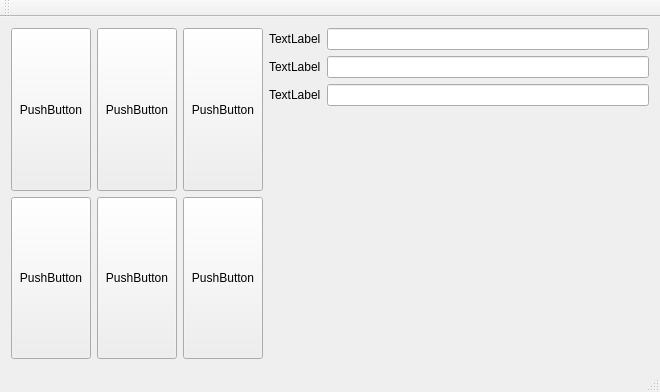
This is firstgui/mainwindow.ui in MacroGu/qtProject as Qt 5 draws it before an edit. The edited form follows.
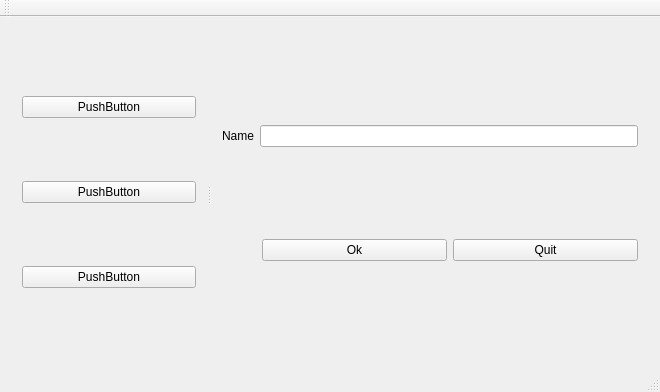
This is the edited form.

Commit message: 1. buddy, splitter, spacers, tabs

What changed in the file:
```diff
--- a/firstgui/mainwindow.ui
+++ b/firstgui/mainwindow.ui
@@ -14,118 +14,90 @@
    <string>MainWindow</string>
   </property>
   <widget class="QWidget" name="centralWidget">
-   <layout class="QGridLayout" name="gridLayout">
-    <item row="0" column="2">
-     <widget class="QPushButton" name="pushButton_6">
-      <property name="sizePolicy">
-       <sizepolicy hsizetype="Minimum" vsizetype="Preferred">
-        <horstretch>0</horstretch>
-        <verstretch>0</verstretch>
-       </sizepolicy>
+   <layout class="QHBoxLayout" name="horizontalLayout_3">
+    <item>
+     <widget class="QSplitter" name="splitter">
+      <property name="orientation">
+       <enum>Qt::Horizontal</enum>
       </property>
-      <property name="text">
-       <string>PushButton</string>
-      </property>
-     </widget>
-    </item>
-    <item row="1" column="0">
-     <widget class="QPushButton" name="pushButton_2">
-      <property name="sizePolicy">
-       <sizepolicy hsizetype="Minimum" vsizetype="Preferred">
-        <horstretch>0</horstretch>
-        <verstretch>0</verstretch>
-       </sizepolicy>
-      </property>
-      <property name="text">
-       <string>PushButton</string>
-      </property>
-     </widget>
-    </item>
-    <item row="1" column="1">
+      <widget class="QWidget" name="">
+       <layout class="QVBoxLayout" name="verticalLayout_2">
+        <item>
      <widget class="QPushButton" name="pushButton_3">
-      <property name="sizePolicy">
-       <sizepolicy hsizetype="Minimum" vsizetype="Preferred">
-        <horstretch>0</horstretch>
-        <verstretch>0</verstretch>
-       </sizepolicy>
-      </property>
       <property name="text">
        <string>PushButton</string>
       </property>
      </widget>
     </item>
-    <item row="1" column="2">
-     <widget class="QPushButton" name="pushButton">
-      <property name="sizePolicy">
-       <sizepolicy hsizetype="Minimum" vsizetype="Preferred">
-        <horstretch>0</horstretch>
-        <verstretch>0</verstretch>
-       </sizepolicy>
-      </property>
-      <property name="text">
-       <string>PushButton</string>
-      </property>
-     </widget>
-    </item>
-    <item row="0" column="1">
-     <widget class="QPushButton" name="pushButton_5">
-      <property name="sizePolicy">
-       <sizepolicy hsizetype="Minimum" vsizetype="Preferred">
-        <horstretch>0</horstretch>
-        <verstretch>0</verstretch>
-       </sizepolicy>
-      </property>
-      <property name="text">
-       <string>PushButton</string>
-      </property>
-     </widget>
-    </item>
-    <item row="0" column="0">
+        <item>
      <widget class="QPushButton" name="pushButton_4">
-      <property name="sizePolicy">
-       <sizepolicy hsizetype="Minimum" vsizetype="Preferred">
-        <horstretch>0</horstretch>
-        <verstretch>0</verstretch>
-       </sizepolicy>
-      </property>
+          <property name="text">
+           <string>PushButton</string>
+          </property>
+         </widget>
+        </item>
+        <item>
+         <widget class="QPushButton" name="pushButton_5">
       <property name="text">
        <string>PushButton</string>
       </property>
      </widget>
     </item>
-    <item row="0" column="3" rowspan="2">
-     <layout class="QFormLayout" name="formLayout">
-      <item row="0" column="0">
+       </layout>
+      </widget>
+      <widget class="QWidget" name="">
+       <layout class="QVBoxLayout" name="verticalLayout">
+        <item>
+         <layout class="QHBoxLayout" name="horizontalLayout">
+          <item>
        <widget class="QLabel" name="label">
         <property name="text">
-         <string>TextLabel</string>
+             <string>Name</string>
         </property>
        </widget>
       </item>
-      <item row="1" column="0">
-       <widget class="QLabel" name="label_2">
-        <property name="text">
-         <string>TextLabel</string>
-        </property>
-       </widget>
-      </item>
-      <item row="2" column="0">
-       <widget class="QLabel" name="label_3">
-        <property name="text">
-         <string>TextLabel</string>
-        </property>
-       </widget>
-      </item>
-      <item row="0" column="1">
+          <item>
        <widget class="QLineEdit" name="lineEdit"/>
       </item>
-      <item row="1" column="1">
-       <widget class="QLineEdit" name="lineEdit_2"/>
-      </item>
-      <item row="2" column="1">
-       <widget class="QLineEdit" name="lineEdit_3"/>
-      </item>
-     </layout>
+         </layout>
+        </item>
+        <item>
+         <layout class="QHBoxLayout" name="horizontalLayout_2">
+          <item>
+           <spacer name="horizontalSpacer">
+            <property name="orientation">
+             <enum>Qt::Horizontal</enum>
+            </property>
+            <property name="sizeType">
+             <enum>QSizePolicy::Preferred</enum>
+            </property>
+            <property name="sizeHint" stdset="0">
+             <size>
+              <width>40</width>
+              <height>20</height>
+             </size>
+            </property>
+           </spacer>
+          </item>
+          <item>
+           <widget class="QPushButton" name="pushButton">
+            <property name="text">
+             <string>Ok</string>
+            </property>
+           </widget>
+          </item>
+          <item>
+           <widget class="QPushButton" name="pushButton_2">
+            <property name="text">
+             <string>Quit</string>
+            </property>
+           </widget>
+          </item>
+         </layout>
+        </item>
+       </layout>
+      </widget>
+     </widget>
     </item>
    </layout>
   </widget>
```
Left out of the diff: 8 changed lines with no effect on the pictures. Lines whose indentation alone changed are shown as unchanged. The commit also changes 1 other file.
